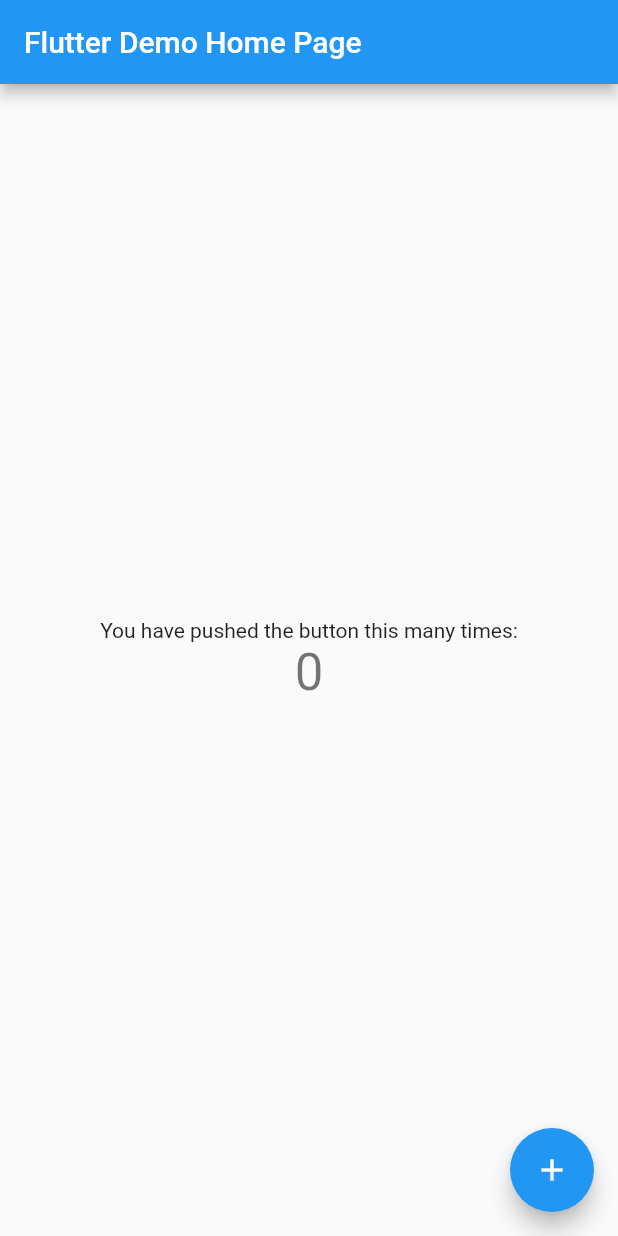
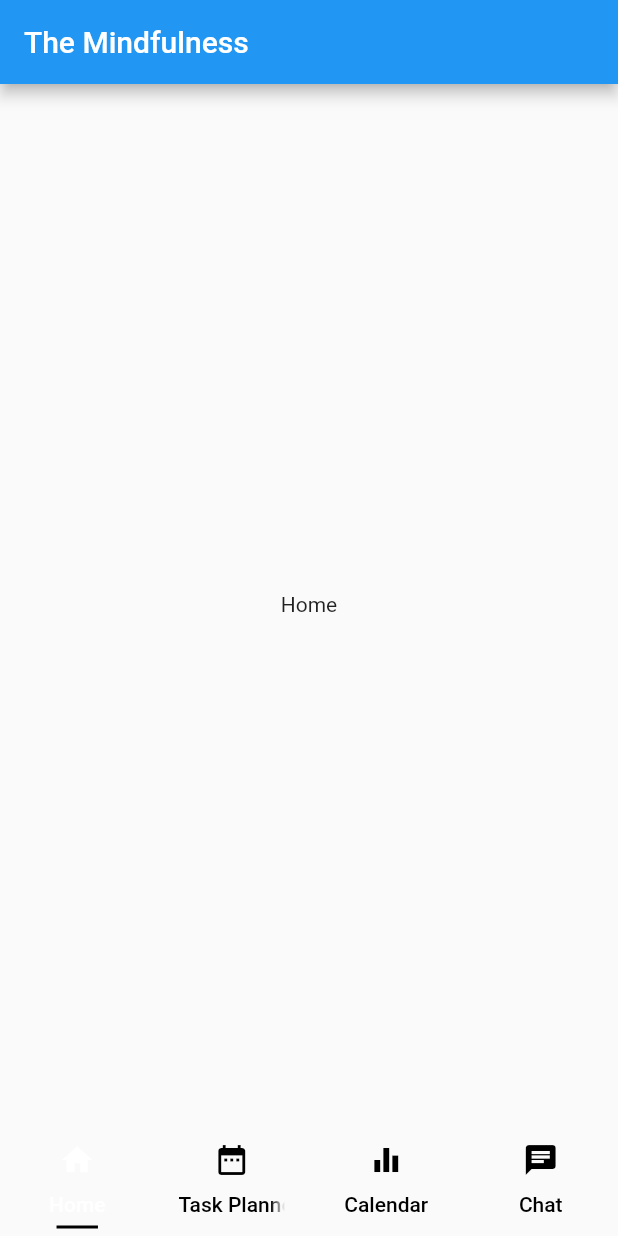
Before and after one commit to HAC-2020/The-Mindfulness, a Flutter app: the screen it shows after launch, on a phone screen of 412 x 824 dp. Run offline on Flutter 3.47's test engine with Material 2 defaults, Android fonts, the phone set to English and light mode, and no system bars.

Commit message:
tabs added

```diff
--- /dev/null
+++ b/lib/Class/Tabs.dart
@@ -0,0 +1,60 @@
+import 'package:The_Mindfulness/Screens/AddTask.dart';
+import 'package:The_Mindfulness/Screens/Cal.dart';
+import 'package:The_Mindfulness/Screens/Home.dart';
+import 'package:The_Mindfulness/Screens/chatrooms.dart';
+import 'package:flutter/cupertino.dart';
+import 'package:flutter/material.dart';
+
+class Tabs extends StatefulWidget {
+  @override
+  static String id = "Tabs";
+  _TabsState createState() => _TabsState();
+}
+
+class _TabsState extends State<Tabs> {
+
+  int _currentindex=0;
+  final List<Widget> _children =[
+    Home(),
+    Addtsk(),
+    Cal(),
+    ChatRoom(),
+  ];
+
+  @override
+  Widget build(BuildContext context) {
+    return Scaffold(
+      appBar: AppBar(
+        backgroundColor: Colors.blue[500],
+        title: Text("The Mindfulness"),
+      ),
+
+      body: _children[_currentindex],
+      bottomNavigationBar: new TabBar(
+        tabs: [
+          Tab(
+            icon: Icon(Icons.home),
+            text: "Home",
+          ),
+          Tab(
+            icon: Icon(Icons.date_range),
+            text: "Task Planner",
+          ),
+          Tab(
+            icon: Icon(Icons.equalizer),
+            text: "Calendar",
+          ),
+          Tab(
+            icon: Icon(Icons.chat),
+            text: "Chat",
+          ),
+        ],
+        labelColor: Colors.white,
+        unselectedLabelColor: Colors.black,
+        indicatorSize: TabBarIndicatorSize.label,
+        indicatorPadding: EdgeInsets.all(5.0),
+        indicatorColor: Colors.black,
+      ),
+    );
+  }
+}
--- /dev/null
+++ b/lib/Screens/AddTask.dart
@@ -0,0 +1,10 @@
+import 'package:flutter/material.dart';
+
+class Addtsk extends StatelessWidget {
+  @override
+  Widget build(BuildContext context) {
+    return Container(
+      child: Center(child: Text("Add Task")),
+    );
+  }
+}
--- /dev/null
+++ b/lib/Screens/Cal.dart
@@ -0,0 +1,10 @@
+import 'package:flutter/material.dart';
+
+class Cal extends StatelessWidget {
+  @override
+  Widget build(BuildContext context) {
+    return Container(
+      child: Center(child: Text("Calendar")),
+    );
+  }
+}
--- /dev/null
+++ b/lib/Screens/Home.dart
@@ -0,0 +1,10 @@
+import 'package:flutter/material.dart';
+
+class Home extends StatelessWidget {
+  @override
+  Widget build(BuildContext context) {
+    return Container(
+      child: Center(child: Text("Home")),
+    );
+  }
+}
--- /dev/null
+++ b/lib/Screens/chatrooms.dart
@@ -0,0 +1,10 @@
+import 'package:flutter/material.dart';
+
+class ChatRoom extends StatelessWidget {
+  @override
+  Widget build(BuildContext context) {
+    return Container(
+      child: Center(child: Text("Chat")),
+    );
+  }
+}
--- a/lib/main.dart
+++ b/lib/main.dart
@@ -1,117 +1,20 @@
+import 'package:The_Mindfulness/Class/Tabs.dart';
 import 'package:flutter/material.dart';
 
 void main() {
-  runApp(MyApp());
+  runApp(
+    MaterialApp(
+      initialRoute: '/tabs',
+      routes: {
+        '/tabs': (context) => defaultTabController(),
+      },
+    )
+  );
 }
 
-class MyApp extends StatelessWidget {
-  // This widget is the root of your application.
-  @override
-  Widget build(BuildContext context) {
-    return MaterialApp(
-      title: 'Flutter Demo',
-      theme: ThemeData(
-        // This is the theme of your application.
-        //
-        // Try running your application with "flutter run". You'll see the
-        // application has a blue toolbar. Then, without quitting the app, try
-        // changing the primarySwatch below to Colors.green and then invoke
-        // "hot reload" (press "r" in the console where you ran "flutter run",
-        // or simply save your changes to "hot reload" in a Flutter IDE).
-        // Notice that the counter didn't reset back to zero; the application
-        // is not restarted.
-        primarySwatch: Colors.blue,
-        // This makes the visual density adapt to the platform that you run
-        // the app on. For desktop platforms, the controls will be smaller and
-        // closer together (more dense) than on mobile platforms.
-        visualDensity: VisualDensity.adaptivePlatformDensity,
-      ),
-      home: MyHomePage(title: 'Flutter Demo Home Page'),
-    );
-  }
+DefaultTabController defaultTabController() {
+  return DefaultTabController(
+    length: 4,
+    child: Tabs(),
+  );
 }
-
-class MyHomePage extends StatefulWidget {
-  MyHomePage({Key key, this.title}) : super(key: key);
-
-  // This widget is the home page of your application. It is stateful, meaning
-  // that it has a State object (defined below) that contains fields that affect
-  // how it looks.
-
-  // This class is the configuration for the state. It holds the values (in this
-  // case the title) provided by the parent (in this case the App widget) and
-  // used by the build method of the State. Fields in a Widget subclass are
-  // always marked "final".
-
-  final String title;
-
-  @override
-  _MyHomePageState createState() => _MyHomePageState();
-}
-
-class _MyHomePageState extends State<MyHomePage> {
-  int _counter = 0;
-
-  void _incrementCounter() {
-    setState(() {
-      // This call to setState tells the Flutter framework that something has
-      // changed in this State, which causes it to rerun the build method below
-      // so that the display can reflect the updated values. If we changed
-      // _counter without calling setState(), then the build method would not be
-      // called again, and so nothing would appear to happen.
-      _counter++;
-    });
-  }
-
-  @override
-  Widget build(BuildContext context) {
-    // This method is rerun every time setState is called, for instance as done
-    // by the _incrementCounter method above.
-    //
-    // The Flutter framework has been optimized to make rerunning build methods
-    // fast, so that you can just rebuild anything that needs updating rather
-    // than having to individually change instances of widgets.
-    return Scaffold(
-      appBar: AppBar(
-        // Here we take the value from the MyHomePage object that was created by
-        // the App.build method, and use it to set our appbar title.
-        title: Text(widget.title),
-      ),
-      body: Center(
-        // Center is a layout widget. It takes a single child and positions it
-        // in the middle of the parent.
-        child: Column(
-          // Column is also a layout widget. It takes a list of children and
-          // arranges them vertically. By default, it sizes itself to fit its
-          // children horizontally, and tries to be as tall as its parent.
-          //
-          // Invoke "debug painting" (press "p" in the console, choose the
-          // "Toggle Debug Paint" action from the Flutter Inspector in Android
-          // Studio, or the "Toggle Debug Paint" command in Visual Studio Code)
-          // to see the wireframe for each widget.
-          //
-          // Column has various properties to control how it sizes itself and
-          // how it positions its children. Here we use mainAxisAlignment to
-          // center the children vertically; the main axis here is the vertical
-          // axis because Columns are vertical (the cross axis would be
-          // horizontal).
-          mainAxisAlignment: MainAxisAlignment.center,
-          children: <Widget>[
-            Text(
-              'You have pushed the button this many times:',
-            ),
-            Text(
-              '$_counter',
-              style: Theme.of(context).textTheme.headline4,
-            ),
-          ],
-        ),
-      ),
-      floatingActionButton: FloatingActionButton(
-        onPressed: _incrementCounter,
-        tooltip: 'Increment',
-        child: Icon(Icons.add),
-      ), // This trailing comma makes auto-formatting nicer for build methods.
-    );
-  }
-}
```
Also changed, not shown: pubspec.lock.
